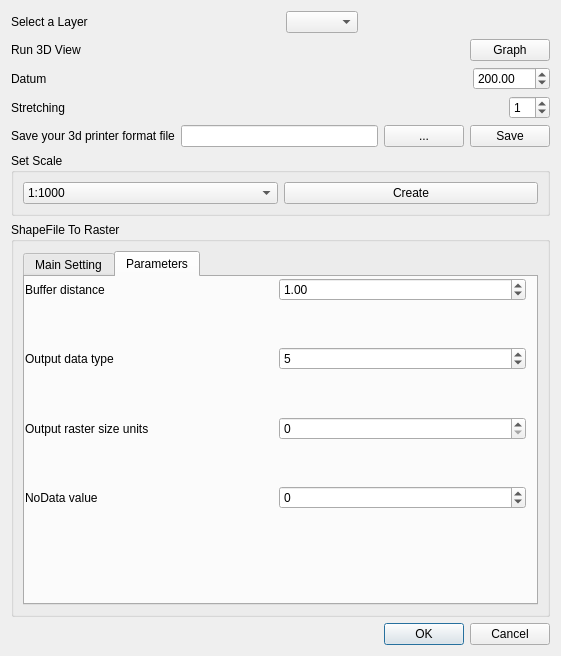
Old version of the form Print_Your_3D_dialog_base.ui in the repository Kaemer1645/PrintYour3D.
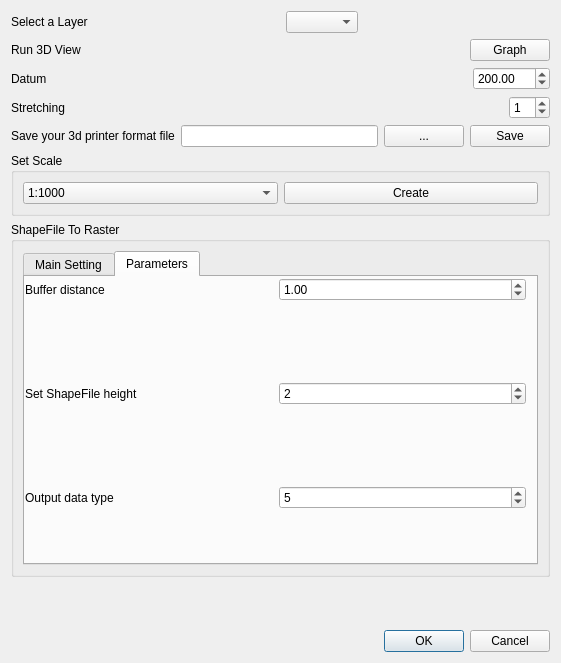
New version of the form. The open tabs and pages were chosen to show the change. Custom widgets are drawn as their Qt base class.

Diff of the .ui file:
```diff
--- a/Print_Your_3D_dialog_base.ui
+++ b/Print_Your_3D_dialog_base.ui
@@ -7,7 +7,7 @@
     <x>0</x>
     <y>0</y>
     <width>561</width>
-    <height>656</height>
+    <height>663</height>
    </rect>
   </property>
   <property name="windowTitle">
@@ -277,10 +277,28 @@
      <property name="enabled">
       <bool>true</bool>
      </property>
+     <property name="minimumSize">
+      <size>
+       <width>539</width>
+       <height>355</height>
+      </size>
+     </property>
+     <property name="autoFillBackground">
+      <bool>false</bool>
+     </property>
      <property name="title">
       <string>ShapeFile To Raster</string>
      </property>
-     <layout class="QVBoxLayout" name="verticalLayout">
+     <property name="collapsed">
+      <bool>true</bool>
+     </property>
+     <property name="scrollOnExpand">
+      <bool>false</bool>
+     </property>
+     <property name="saveCollapsedState">
+      <bool>false</bool>
+     </property>
+     <layout class="QHBoxLayout" name="horizontalLayout_7">
       <item>
        <widget class="QTabWidget" name="tabWidget">
         <property name="toolTip">
@@ -391,6 +409,43 @@
              </property>
             </spacer>
            </item>
+           <item>
+            <layout class="QHBoxLayout" name="horizontalLayout_12">
+             <item>
+              <widget class="QLabel" name="label_13">
+               <property name="text">
+                <string>Set ShapeFile height</string>
+               </property>
+              </widget>
+             </item>
+             <item>
+              <widget class="QSpinBox" name="sbHeight">
+               <property name="minimum">
+                <number>-20000</number>
+               </property>
+               <property name="maximum">
+                <number>20000</number>
+               </property>
+               <property name="value">
+                <number>2</number>
+               </property>
+              </widget>
+             </item>
+            </layout>
+           </item>
+           <item>
+            <spacer name="verticalSpacer_3">
+             <property name="orientation">
+              <enum>Qt::Vertical</enum>
+             </property>
+             <property name="sizeHint" stdset="0">
+              <size>
+               <width>20</width>
+               <height>40</height>
+              </size>
+             </property>
+            </spacer>
+           </item>
            <item>
             <layout class="QHBoxLayout" name="horizontalLayout_9">
              <item>
@@ -412,71 +467,6 @@
              </item>
             </layout>
            </item>
-           <item>
-            <spacer name="verticalSpacer_3">
-             <property name="orientation">
-              <enum>Qt::Vertical</enum>
-             </property>
-             <property name="sizeHint" stdset="0">
-              <size>
-               <width>20</width>
-               <height>40</height>
-              </size>
-             </property>
-            </spacer>
-           </item>
-           <item>
-            <layout class="QHBoxLayout" name="horizontalLayout_10">
-             <item>
-              <widget class="QLabel" name="label_11">
-               <property name="text">
-                <string>Output raster size units</string>
-               </property>
-              </widget>
-             </item>
-             <item>
-              <widget class="QSpinBox" name="sbOutputSizeUnit">
-               <property name="maximum">
-                <number>1</number>
-               </property>
-              </widget>
-             </item>
-            </layout>
-           </item>
-           <item>
-            <spacer name="verticalSpacer_4">
-             <property name="orientation">
-              <enum>Qt::Vertical</enum>
-             </property>
-             <property name="sizeHint" stdset="0">
-              <size>
-               <width>20</width>
-               <height>40</height>
-              </size>
-             </property>
-            </spacer>
-           </item>
-           <item>
-            <layout class="QHBoxLayout" name="horizontalLayout_12">
-             <item>
-              <widget class="QLabel" name="label_13">
-               <property name="text">
-                <string>NoData value</string>
-               </property>
-              </widget>
-             </item>
-             <item>
-              <widget class="QSpinBox" name="sbNoData">
-               <property name="minimum">
-                <number>-20000</number>
-               </property>
-               <property name="maximum">
-                <number>20000</number>
-               </property>
-              </widget>
-             </item>
-            </layout>
-           </item>
           </layout>
          </widget>
         </widget>
@@ -485,6 +475,19 @@
      </layout>
     </widget>
    </item>
+   <item>
+    <spacer name="verticalSpacer">
+     <property name="orientation">
+      <enum>Qt::Vertical</enum>
+     </property>
+     <property name="sizeHint" stdset="0">
+      <size>
+       <width>20</width>
+       <height>40</height>
+      </size>
+     </property>
+    </spacer>
+   </item>
    <item>
     <widget class="QDialogButtonBox" name="button_box">
      <property name="orientation">
```
Left out of the diff: 3 changed lines with no effect on the pictures.
